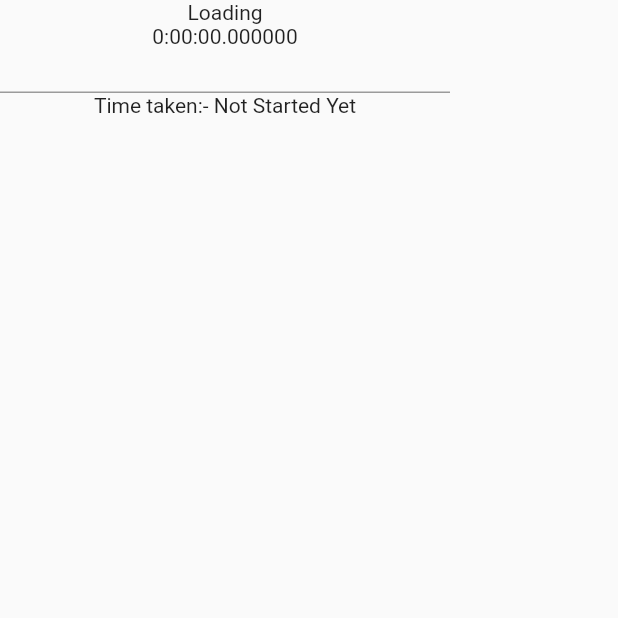
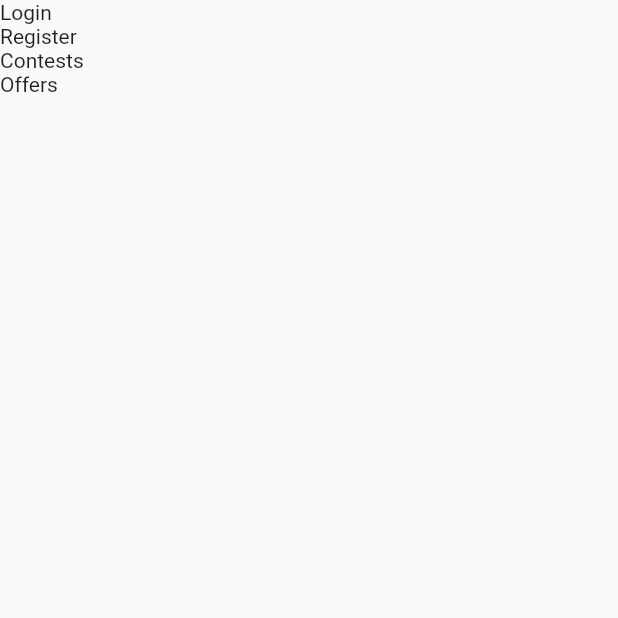
Before and after one commit to Malay1121/Half-tiicket-led, a Flutter app: the screen it shows after launch, on a phone screen of 412 x 824 dp, the top half of it. Run offline on Flutter 3.47's test engine with Material 2 defaults, Android fonts, the phone set to English and light mode, and no system bars; our stand-ins replace auto_size_text, carousel_slider, google_fonts, shared_preferences.

Commit message:
Linked Login/Registeration/Contest with API

```diff
--- /dev/null
+++ b/lib/home_page.dart
@@ -0,0 +1,44 @@
+import 'package:flutter/material.dart';
+
+class HomePage extends StatefulWidget {
+  const HomePage({super.key});
+
+  @override
+  State<HomePage> createState() => _HomePageState();
+}
+
+class _HomePageState extends State<HomePage> {
+  @override
+  Widget build(BuildContext context) {
+    return SafeArea(
+      child: Scaffold(
+        body: Column(
+          crossAxisAlignment: CrossAxisAlignment.start,
+          children: [
+            GestureDetector(
+              onTap: () {
+                Navigator.pushNamed(context, '/login');
+              },
+              child: Text('Login'),
+            ),
+            GestureDetector(
+                onTap: () {
+                  Navigator.pushNamed(context, '/register');
+                },
+                child: Text('Register')),
+            GestureDetector(
+                onTap: () {
+                  Navigator.pushNamed(context, '/contests');
+                },
+                child: Text('Contests')),
+            GestureDetector(
+                onTap: () {
+                  Navigator.pushNamed(context, '/offers');
+                },
+                child: Text('Offers'))
+          ],
+        ),
+      ),
+    );
+  }
+}
--- a/lib/main.dart
+++ b/lib/main.dart
@@ -5,6 +5,8 @@ import 'package:carousel_slider/carousel_slider.dart';
 import 'package:flutter/material.dart';
 import 'package:leaderboard/constant.dart';
 import 'package:http/http.dart' as http;
+import 'package:leaderboard/contests.dart';
+import 'package:leaderboard/home_page.dart';
 import 'package:leaderboard/login.dart';
 import 'package:leaderboard/offers_page.dart';
 import 'package:leaderboard/public_voting.dart';
@@ -37,7 +39,20 @@ class MyApp extends StatelessWidget {
         // is not restarted.
         primarySwatch: Colors.blue,
       ),
-      home: TypingSpeed(),
+      initialRoute: '/',
+      routes: {
+        '/': (context) => HomePage(),
+        '/login': (context) => LoginScreen(),
+        '/register': (context) => RegisterationScreen(),
+        '/offers': (context) => OffersPage(),
+        '/contests': (context) => ContestsScreen(),
+        '/639cda5575f95e42b54ff971': (context) => SlidePuzzle(
+              id: '639cdb1675f95e42b54ff971',
+            ),
+        '/639cdb1675f95e42b54ff972': (context) => TypingSpeed(
+              id: '639cdb1675f95e42b54ff972',
+            ),
+      },
     );
   }
 }
--- a/lib/offers_page.dart
+++ b/lib/offers_page.dart
@@ -19,7 +19,7 @@ class OffersPageState extends State<OffersPage> {
     WidgetsBinding.instance.addPostFrameCallback((_) async {
       var response = await http.get(
         Uri.parse(
-          'http://26.243.151.253:8000/getOffers',
+          'https://api.halftiicket.com/getOffers',
         ),
         headers: <String, String>{
           'Content-Type': 'application/json; charset=UTF-8',
--- a/lib/public_voting.dart
+++ b/lib/public_voting.dart
@@ -31,7 +31,7 @@ class _PublicVotingState extends State<PublicVoting> {
     WidgetsBinding.instance.addPostFrameCallback((_) async {
       var response = await http.get(
         Uri.parse(
-          'http://26.243.151.253:8000/getBands',
+          'https://api.halftiicket.com/getBands',
         ),
         headers: <String, String>{
           'Content-Type': 'application/json; charset=UTF-8',
@@ -132,7 +132,7 @@ class _PublicVotingState extends State<PublicVoting> {
                   onTap: () async {
                     final response = await http.post(
                       Uri.parse(
-                          'http://26.243.151.253:8000/addVotes/$_selectedBand'),
+                          'https://api.halftiicket.com/addVotes/$_selectedBand'),
                       headers: {
                         'Content-Type': 'application/json',
                       },
@@ -140,7 +140,7 @@ class _PublicVotingState extends State<PublicVoting> {
                     );
                     final voteResponse = await http.get(
                       Uri.parse(
-                        'http://26.243.151.253:8000/getVotes',
+                        'https://api.halftiicket.com/getVotes',
                       ),
                       headers: <String, String>{
                         'Content-Type': 'application/json; charset=UTF-8',
```
Also changed, not shown: lib/contests.dart (added, +94 -0 lines), lib/leaderboard.dart (added, +122 -0 lines), lib/login.dart (+9 -6 lines), lib/register.dart (+23 -12 lines), lib/slide_puzzle.dart (+19 -14 lines), lib/typing_speed.dart (+34 -4 lines).
